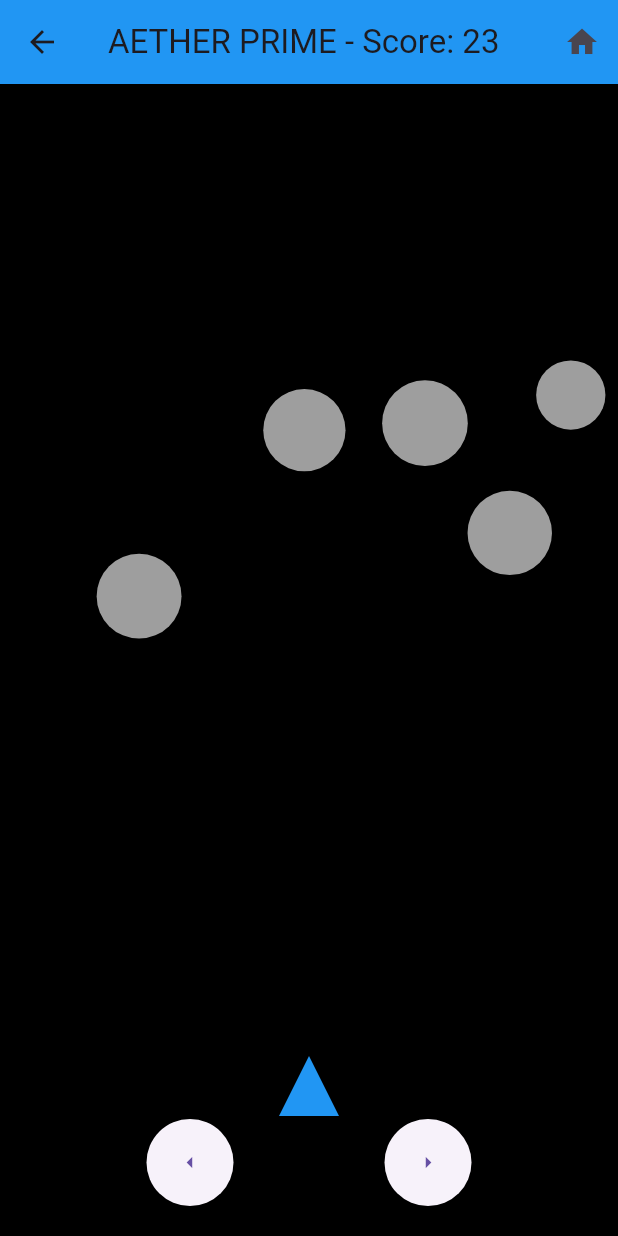
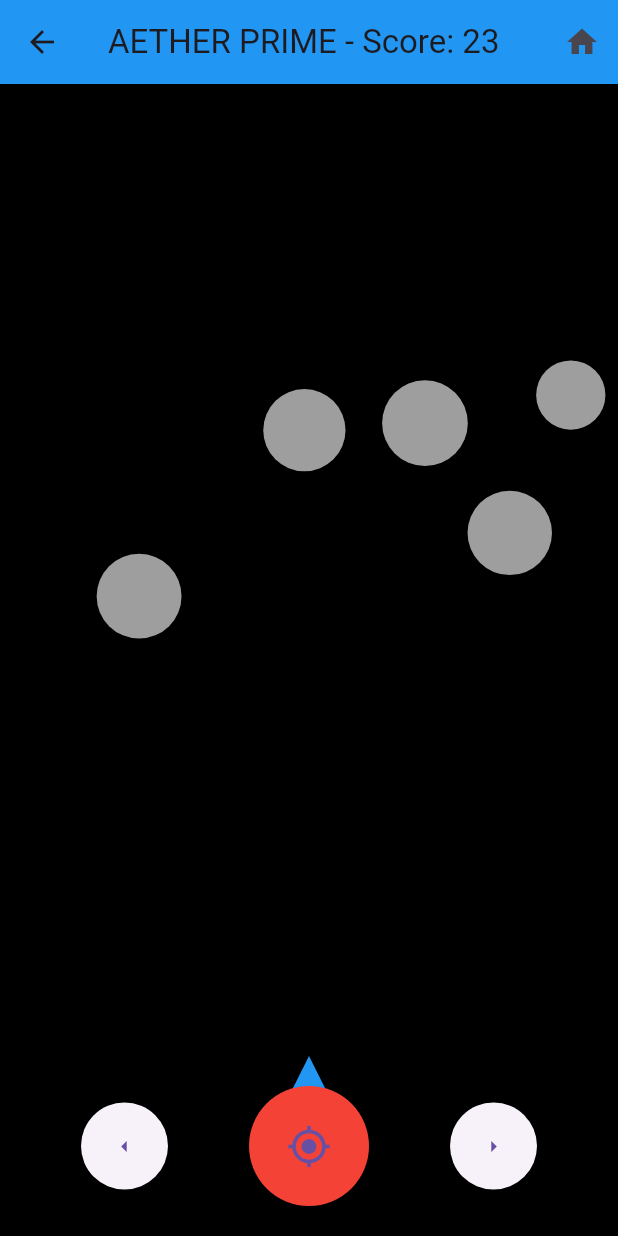
Before and after one commit to josedavidteixeira/aether_prime, a Flutter app: the screen it shows after launch, after a tap on "Start", on a phone screen of 412 x 824 dp. Run offline on Flutter 3.47's test engine with Material 3 defaults, Android fonts, the light colour scheme and no system bars.

Commit message:
feat: sistema de tiro

```diff
--- a/lib/game.dart
+++ b/lib/game.dart
@@ -1,7 +1,5 @@
 import 'package:flutter/material.dart';
 import 'dart:math';
-
-void main() => runApp(MyApp());
 
 // ------------------- CORES PADRÃO -------------------
 const Color buttonTextColor = Color(0xFF222222); // tom escuro padronizado
@@ -112,6 +110,19 @@ class _SpaceGameState extends State<SpaceGame> {
   int maxObstacles = 5;
   int tick = 0;
 
+  List<Map<String, double>> bullets = [];
+  final double bulletSpeed = 0.03;
+
+  void fireBullet() {
+    if (isGameOver) return;
+    setState(() {
+      bullets.add({
+        'x': spaceshipX,
+        'y': 0.85,
+      });
+    });
+  }
+
   // ------------------- GERAR OBSTÁCULO -------------------
   void generateObstacle() {
     double speed = baseSpeed + random.nextDouble() * 0.01;
@@ -164,6 +175,37 @@ class _SpaceGameState extends State<SpaceGame> {
       while (obstacles.length < maxObstacles) {
         generateObstacle();
       }
+
+      for (var bullet in bullets) {
+        bullet['y'] = bullet['y']! - bulletSpeed;
+      }
+      bullets.removeWhere((bullet) => bullet['y']! < 0);
+
+      List<Map<String, double>> bulletsToRemove = [];
+      List<Map<String, double>> obstaclesToRemove = [];
+
+      for (var bullet in bullets) {
+        for (var obstacle in obstacles) {
+          final bulletX = bullet['x']! * screenWidth;
+          final bulletY = bullet['y']! * screenHeight;
+          final obstacleX = obstacle['x']! * screenWidth;
+          final obstacleY = obstacle['y']! * screenHeight;
+          final obstacleRadius = obstacle['size']! / 2;
+
+          final distance = sqrt(pow(bulletX - obstacleX, 2) + pow(bulletY - obstacleY, 2));
+
+          if (distance < obstacleRadius) {
+            // Se colidiu, marca ambos para remoção
+            bulletsToRemove.add(bullet);
+            obstaclesToRemove.add(obstacle);
+            score += 10; // Adiciona 10 pontos por obstáculo destruído
+          }
+        }
+      }
+
+      // Remove os itens que colidiram
+      obstacles.removeWhere((obs) => obstaclesToRemove.contains(obs));
+      bullets.removeWhere((bul) => bulletsToRemove.contains(bul));
 
       // ------------------- DETECÇÃO DE COLISÃO -------------------
       double spaceshipLeft = spaceshipX * screenWidth;
@@ -284,6 +326,20 @@ class _SpaceGameState extends State<SpaceGame> {
                 ),
               ),
 
+              for (var bullet in bullets)
+              Positioned(
+                left: bullet['x']! * MediaQuery.of(context).size.width - 2.5, // Centraliza o tiro
+                top: bullet['y']! * MediaQuery.of(context).size.height,
+                child: Container(
+                  width: 5,
+                  height: 15,
+                  decoration: BoxDecoration(
+                    color: Colors.yellow,
+                    borderRadius: BorderRadius.circular(5),
+                  ),
+                ),
+              ),
+
             // Tela de Game Over
             if (isGameOver)
               Center(
@@ -344,6 +400,15 @@ class _SpaceGameState extends State<SpaceGame> {
                       ),
                     ),
                     ElevatedButton(
+                      onPressed: fireBullet,
+                      child: Icon(Icons.gps_fixed, size: 30),
+                       style: ElevatedButton.styleFrom(
+                        backgroundColor: Colors.red,
+                        shape: CircleBorder(),
+                        padding: EdgeInsets.all(25),
+                      ),
+                    ),
+                    ElevatedButton(
                       onPressed: moveRight,
                       child: Icon(Icons.arrow_right),
                       style: ElevatedButton.styleFrom(
```
